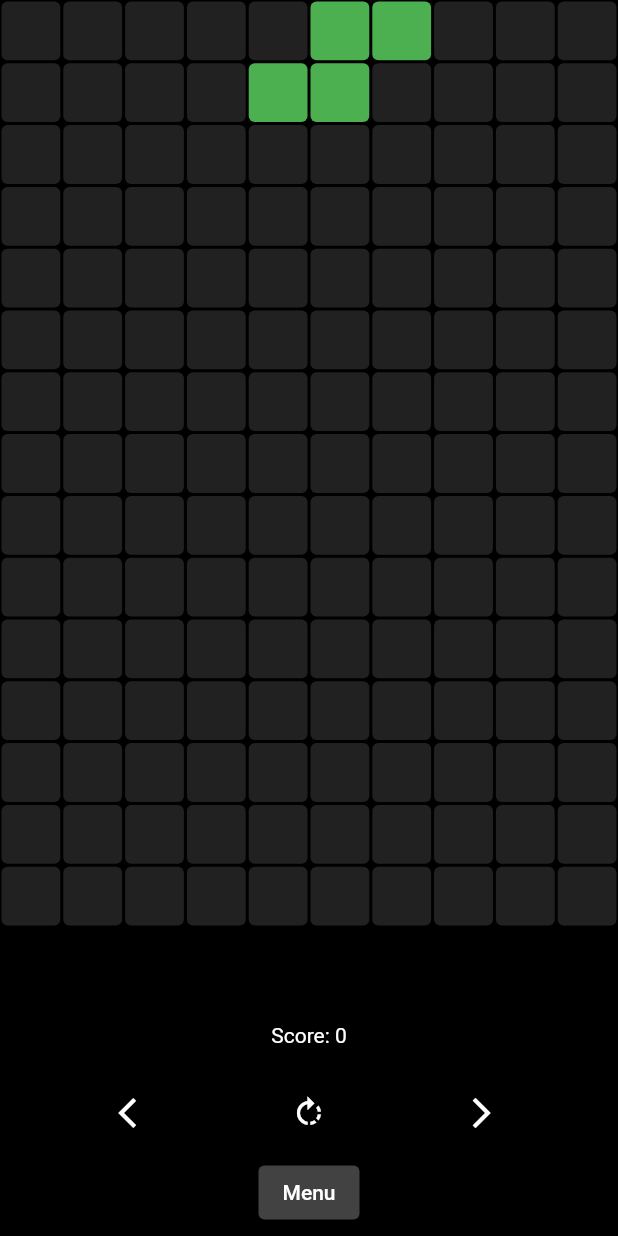
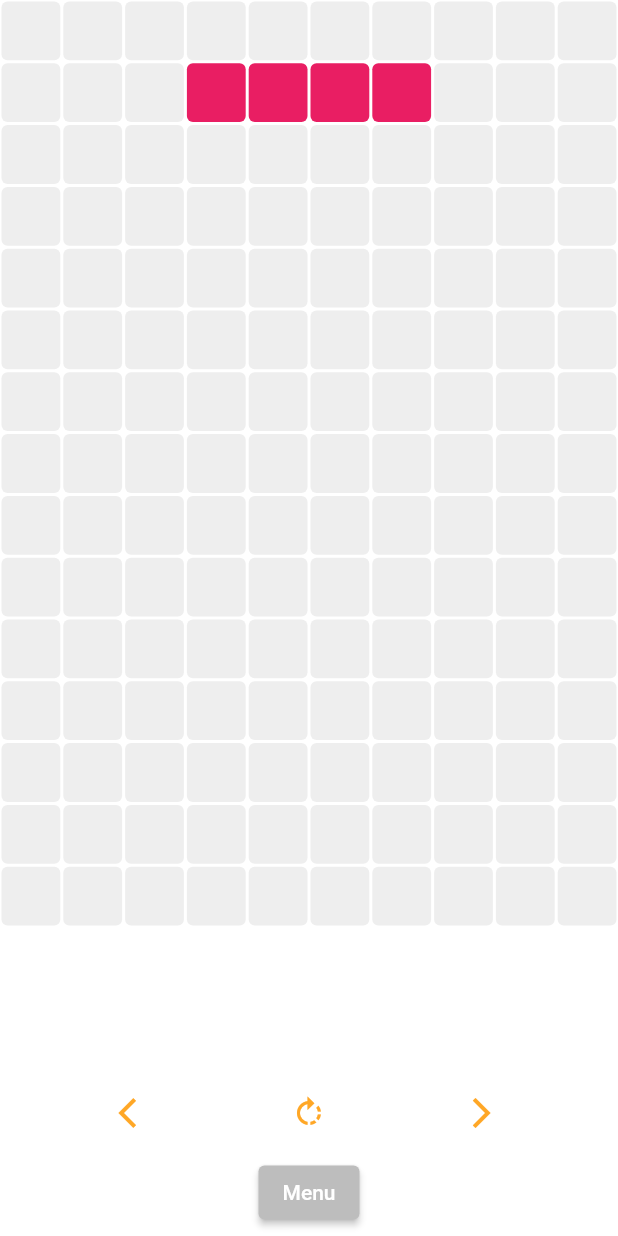
Before and after one commit to okerdem/tetris_app, a Flutter app: the screen it shows after launch, after a tap on "Play", on a phone screen of 412 x 824 dp. Run offline on Flutter 3.47's test engine with Material 2 defaults, Android fonts, the light colour scheme and no system bars.

Commit message:
- - - - - - -
feat: add dark and light theme and button

 Players now can select the theme.

- - - - - - -

fix: start game with random piece

 Each game session now starts with random piece.

- - - - - - -

```diff
--- a/lib/board.dart
+++ b/lib/board.dart
@@ -24,7 +24,7 @@ class GameBoard extends StatefulWidget {
 
 class _GameBoardState extends State<GameBoard> {
   // current tetris piece
-  Piece currentPiece = Piece(type: Tetromino.S);
+  Piece currentPiece = Piece(type: Tetromino.L);
   int currentScore = 0;
   bool gameOver = false;
 
@@ -37,6 +37,7 @@ class _GameBoardState extends State<GameBoard> {
   }
 
   void startGame() {
+    formNewPiece();
     currentPiece.initializePiece();
 
     // fps
@@ -228,7 +229,7 @@ class _GameBoardState extends State<GameBoard> {
 
   // increase score
   void increaseScore() {
-    currentScore++;
+    currentScore += 100;
   }
 
   // game over
@@ -246,7 +247,7 @@ class _GameBoardState extends State<GameBoard> {
   @override
   Widget build(BuildContext context) {
     return Scaffold(
-      backgroundColor: Colors.black,
+      backgroundColor: Theme.of(context).colorScheme.background,
       body: Column(
         children: [
           Expanded(
@@ -275,7 +276,7 @@ class _GameBoardState extends State<GameBoard> {
                 // blank pixel
                 else {
                   return Pixel(
-                    color: Colors.grey[900],
+                    color: Theme.of(context).colorScheme.primary,
                   );
                 }
               },
@@ -300,21 +301,21 @@ class _GameBoardState extends State<GameBoard> {
                 // left
                 IconButton(
                   onPressed: moveLeft,
-                  color: Colors.white,
+                  color: Theme.of(context).colorScheme.secondary,
                   icon: const Icon(Icons.arrow_back_ios),
                 ),
 
                 // rotate
                 IconButton(
                   onPressed: rotatePiece,
-                  color: Colors.white,
+                  color: Theme.of(context).colorScheme.secondary,
                   icon: const Icon(Icons.rotate_right),
                 ),
 
                 // right
                 IconButton(
                   onPressed: moveRight,
-                  color: Colors.white,
+                  color: Theme.of(context).colorScheme.secondary,
                   icon: const Icon(Icons.arrow_forward_ios),
                 ),
               ],
@@ -328,7 +329,7 @@ class _GameBoardState extends State<GameBoard> {
                 resetGame();
               },
               style: ElevatedButton.styleFrom(
-                backgroundColor: Colors.grey[800],
+                backgroundColor: Theme.of(context).colorScheme.tertiary,
               ),
               child: const Text("Menu"),
             ),
--- a/lib/main.dart
+++ b/lib/main.dart
@@ -1,18 +1,38 @@
 import 'package:flutter/material.dart';
 import 'package:flutter_tetris_app/menu.dart';
+import 'package:flutter_tetris_app/themes/dark_theme.dart';
+import 'package:flutter_tetris_app/themes/light_theme.dart';
 
 void main() {
   runApp(const MyApp());
 }
 
-class MyApp extends StatelessWidget {
+class MyApp extends StatefulWidget {
   const MyApp({super.key});
 
   @override
+  State<MyApp> createState() => _MyAppState();
+
+  static _MyAppState of(BuildContext context) =>
+      context.findAncestorStateOfType<_MyAppState>()!;
+}
+
+class _MyAppState extends State<MyApp> {
+  ThemeMode _themeMode = ThemeMode.system;
+  @override
   Widget build(BuildContext context) {
-    return const MaterialApp(
+    return MaterialApp(
+      theme: lightTheme,
+      darkTheme: darkTheme,
+      themeMode: _themeMode,
       debugShowCheckedModeBanner: false,
-      home: Menu(),
+      home: const Menu(),
     );
   }
+
+  void changeTheme(ThemeMode themeMode) {
+    setState(() {
+      _themeMode = themeMode;
+    });
+  }
 }
--- a/lib/menu.dart
+++ b/lib/menu.dart
@@ -1,13 +1,21 @@
 import 'package:flutter/material.dart';
 import 'package:flutter_tetris_app/board.dart';
+import 'package:flutter_tetris_app/main.dart';
 
-class Menu extends StatelessWidget {
+class Menu extends StatefulWidget {
   const Menu({super.key});
+
+  @override
+  State<Menu> createState() => _MenuState();
+}
+
+class _MenuState extends State<Menu> {
+  bool _darkTheme = false;
 
   @override
   Widget build(BuildContext context) {
     return Scaffold(
-      backgroundColor: Colors.black,
+      backgroundColor: Theme.of(context).colorScheme.background,
       body: Center(
         child: Row(
           children: [
@@ -41,18 +49,18 @@ class Menu extends StatelessWidget {
             Expanded(
               child: IconButton(
                 onPressed: () {
-                  Navigator.push(
-                    context,
-                    MaterialPageRoute(
-                      builder: (context) {
-                        return const GameBoard();
-                      },
-                    ),
-                  );
+                  setState(() {
+                    _darkTheme
+                        ? MyApp.of(context).changeTheme(ThemeMode.dark)
+                        : MyApp.of(context).changeTheme(ThemeMode.light);
+                    _darkTheme = !_darkTheme;
+                  });
                 },
-                color: Colors.grey,
+                color: _darkTheme ? Colors.grey[400] : Colors.yellow,
                 iconSize: 40,
-                icon: Icon(Icons.light_mode_outlined),
+                icon: _darkTheme
+                    ? const Icon(Icons.light_mode_outlined)
+                    : const Icon(Icons.light_mode),
               ),
             )
           ],
--- /dev/null
+++ b/lib/themes/dark_theme.dart
@@ -0,0 +1,10 @@
+import 'package:flutter/material.dart';
+
+ThemeData darkTheme = ThemeData(
+    brightness: Brightness.dark,
+    colorScheme: ColorScheme.dark(
+      background: Colors.black,
+      primary: Colors.grey.shade900,
+      secondary: Colors.grey.shade400,
+      tertiary: Colors.grey.shade400,
+    ));
--- /dev/null
+++ b/lib/themes/light_theme.dart
@@ -0,0 +1,10 @@
+import 'package:flutter/material.dart';
+
+ThemeData lightTheme = ThemeData(
+    brightness: Brightness.light,
+    colorScheme: ColorScheme.light(
+      background: Colors.white,
+      primary: Colors.grey.shade200,
+      secondary: Colors.orange.shade400,
+      tertiary: Colors.grey.shade400,
+    ));
```
